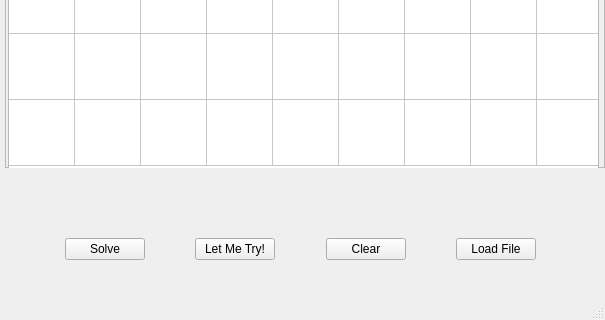
First picture: the form in SuDoKu_Solver/mainwindow.ui, repository jrem090/SuDoKu, before the edit; both pictures show x 0 to 605 and y 454 to 774 of the 605 by 774 pixel window.
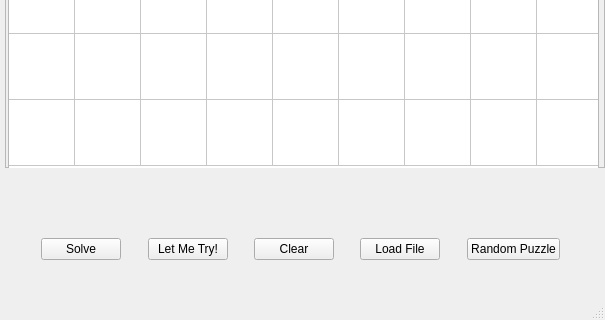
Second picture: the form after the edit.

Commit message: added comments started doxygen style comments + descriptions fixed bug with table edit add new button (stump)

Diff of the .ui file:
```diff
--- a/SuDoKu_Solver/mainwindow.ui
+++ b/SuDoKu_Solver/mainwindow.ui
@@ -117,6 +117,26 @@
        </property>
       </spacer>
      </item>
+     <item>
+      <widget class="QPushButton" name="randomButton">
+       <property name="text">
+        <string>Random Puzzle</string>
+       </property>
+      </widget>
+     </item>
+     <item>
+      <spacer name="horizontalSpacer_6">
+       <property name="orientation">
+        <enum>Qt::Horizontal</enum>
+       </property>
+       <property name="sizeHint" stdset="0">
+        <size>
+         <width>40</width>
+         <height>20</height>
+        </size>
+       </property>
+      </spacer>
+     </item>
     </layout>
    </widget>
    <widget class="QFrame" name="frame">
```
The commit also changes 2 other files.
